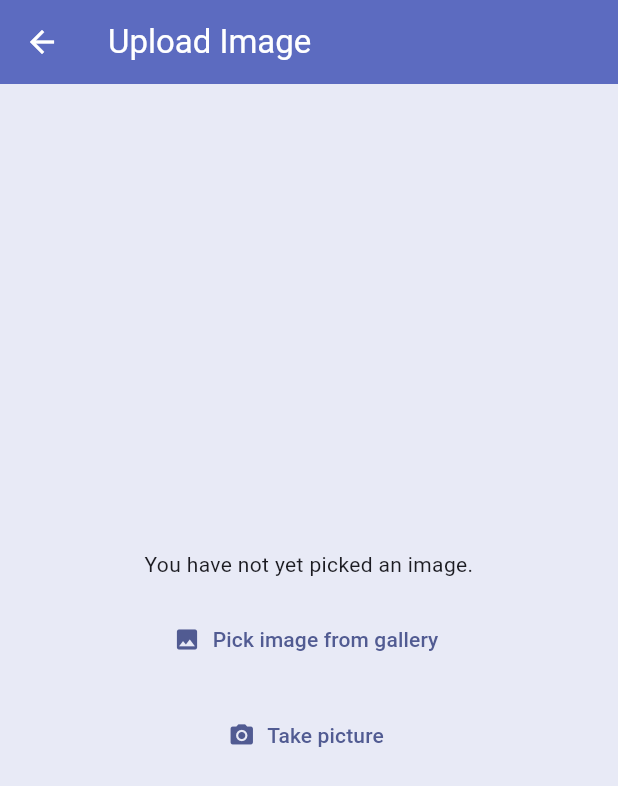
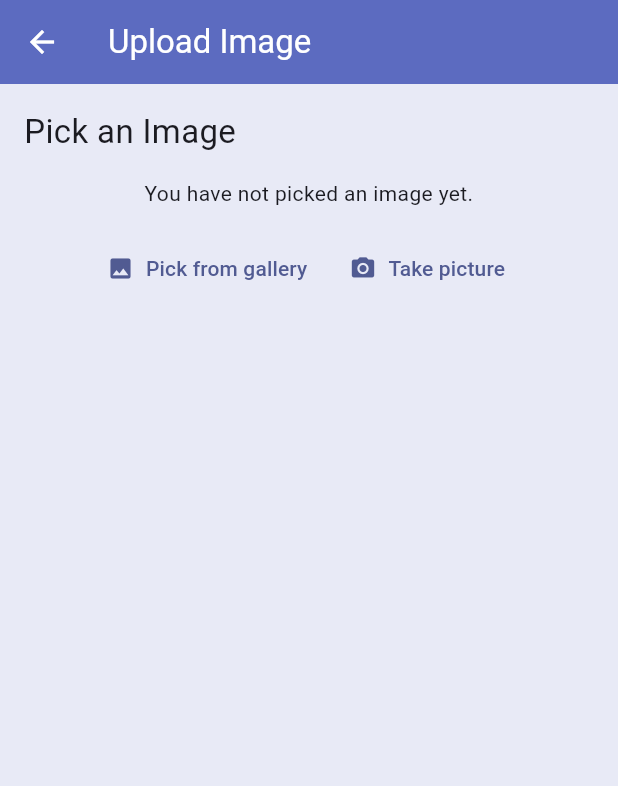
Before and after one commit to awesomeosep/refrigerator, a Flutter app: the UploadPage screen opened by its route, on a phone screen of 412 x 824 dp. Shown: the top 786 px of the screen. Run offline on Flutter 3.47's test engine with Material 3 defaults, Android fonts, the phone set to English and light mode, and no system bars; our stand-ins replace flutter_colorpicker, image_picker, screenshot; missing offline and left inert: crop_image.

Commit message:
Upload ui updates

```diff
--- a/lib/upload.dart
+++ b/lib/upload.dart
@@ -70,7 +70,12 @@ class _UploadPageState extends State<UploadPage> {
       return retrieveError;
     }
     if (selectedFile != null) {
-      return ConstrainedBox(
+      return SizedBox(
+        width: double.maxFinite,
+        child: Center(
+          child: Card(
+            clipBehavior: Clip.antiAlias,
+            child: ConstrainedBox(
                 constraints: const BoxConstraints(maxHeight: 250),
                 child: kIsWeb
                     ? Image.network(fit: BoxFit.contain, selectedFile!.path)
@@ -80,7 +85,10 @@ class _UploadPageState extends State<UploadPage> {
                         errorBuilder: (BuildContext context, Object error, StackTrace? stackTrace) {
                           return const Center(child: Text('This image type is not supported'));
                         },
-                ));
+                      )),
+          ),
+        ),
+      );
     } else if (_pickImageError != null) {
       return Text(
         'Pick image error: $_pickImageError',
@@ -88,7 +96,7 @@ class _UploadPageState extends State<UploadPage> {
       );
     } else {
       return const Text(
-        'You have not yet picked an image.',
+        "You have not picked an image yet.",
         textAlign: TextAlign.center,
       );
     }
@@ -126,14 +134,19 @@ class _UploadPageState extends State<UploadPage> {
         title: const Text("Upload Image", style: TextStyle(color: Colors.white)),
       ),
       body: SafeArea(
+        child: SizedBox(
+          width: double.maxFinite,
+          height: double.maxFinite,
+          child: SingleChildScrollView(
             child: Padding(
-          padding: const EdgeInsets.all(24),
-          child: Center(
-              child: Column(
-                  mainAxisAlignment: MainAxisAlignment.center,
-                  crossAxisAlignment: CrossAxisAlignment.center,
-                  children: [
-                !kIsWeb && defaultTargetPlatform == TargetPlatform.android
+              padding: const EdgeInsets.all(16),
+              child: Column(crossAxisAlignment: CrossAxisAlignment.start, children: [
+                const Text("Pick an Image", style: TextStyle(fontSize: 22)),
+                const SizedBox(height: 16),
+                Center(
+                  child: SizedBox(
+                    width: double.maxFinite,
+                    child: !kIsWeb && defaultTargetPlatform == TargetPlatform.android
                         ? FutureBuilder<void>(
                             future: retrieveLostData(),
                             builder: (BuildContext context, AsyncSnapshot<void> snapshot) {
@@ -141,7 +154,7 @@ class _UploadPageState extends State<UploadPage> {
                                 case ConnectionState.none:
                                 case ConnectionState.waiting:
                                   return const Text(
-                                'You have not yet picked an image.',
+                                    "You have not picked an image yet.",
                                     textAlign: TextAlign.center,
                                   );
                                 case ConnectionState.done:
@@ -149,12 +162,12 @@ class _UploadPageState extends State<UploadPage> {
                                 case ConnectionState.active:
                                   if (snapshot.hasError) {
                                     return Text(
-                                  'Pick image/video error: ${snapshot.error}}',
+                                      "Pick image error: ${snapshot.error}}",
                                       textAlign: TextAlign.center,
                                     );
                                   } else {
                                     return const Text(
-                                  'You have not yet picked an image.',
+                                      "You have not picked an image yet.",
                                       textAlign: TextAlign.center,
                                     );
                                   }
@@ -162,18 +175,22 @@ class _UploadPageState extends State<UploadPage> {
                             },
                           )
                         : _previewImages(),
+                  ),
+                ),
+                const SizedBox(height: 16),
                 if (selectedFile == null)
-                  Column(
+                  Row(
+                    mainAxisAlignment: MainAxisAlignment.center,
                     children: [
                       const SizedBox(height: 16),
                       TextButton.icon(
                           onPressed: () {
                             _onImageButtonPressed(ImageSource.gallery, context: context);
                           },
-                          label: const Text("Pick image from gallery"),
+                          label: const Text("Pick from gallery"),
                           icon: const Icon(Icons.photo)),
                       const SizedBox(
-                        height: 16,
+                        height: 8,
                       ),
                       if (_picker.supportsImageSource(ImageSource.camera))
                         TextButton.icon(
@@ -185,8 +202,8 @@ class _UploadPageState extends State<UploadPage> {
                     ],
                   )
                 else
-                  Column(children: [
-                    const SizedBox(height: 32),
+                  Center(
+                    child: Column(children: [
                       ElevatedButton.icon(
                           label: const Text("Pick another image"),
                           onPressed: () {
@@ -222,7 +239,6 @@ class _UploadPageState extends State<UploadPage> {
                                           gridShowing: false),
                                     )))
                                 .path;
-                          // context.read<ImageListChanged>().changed = false;
                             if (context.mounted) {
                               Navigator.popAndPushNamed(
                                 context,
@@ -232,8 +248,11 @@ class _UploadPageState extends State<UploadPage> {
                             }
                           },
                           child: const Text("Use this image"))
-                  ])
-              ])),
+                    ]),
+                  )
+              ]),
+            ),
+          ),
         ),
       ),
     );
```
Lines whose indentation alone changed are shown as unchanged.
